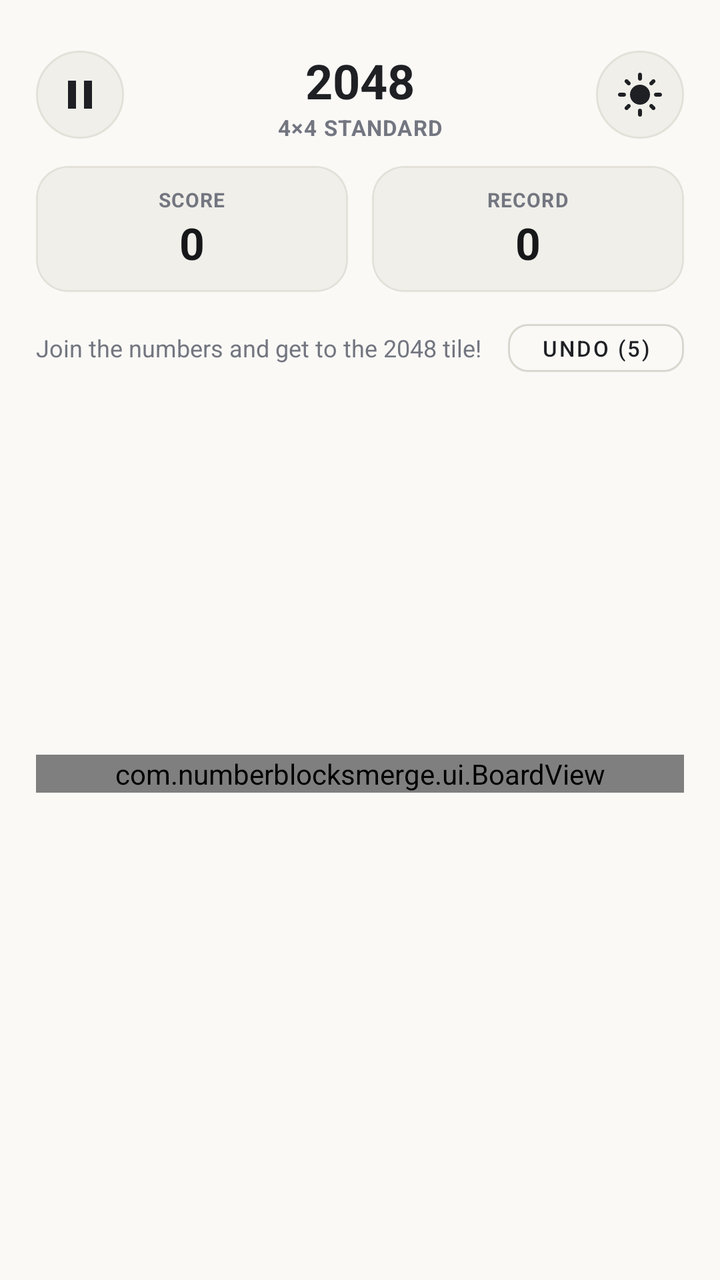
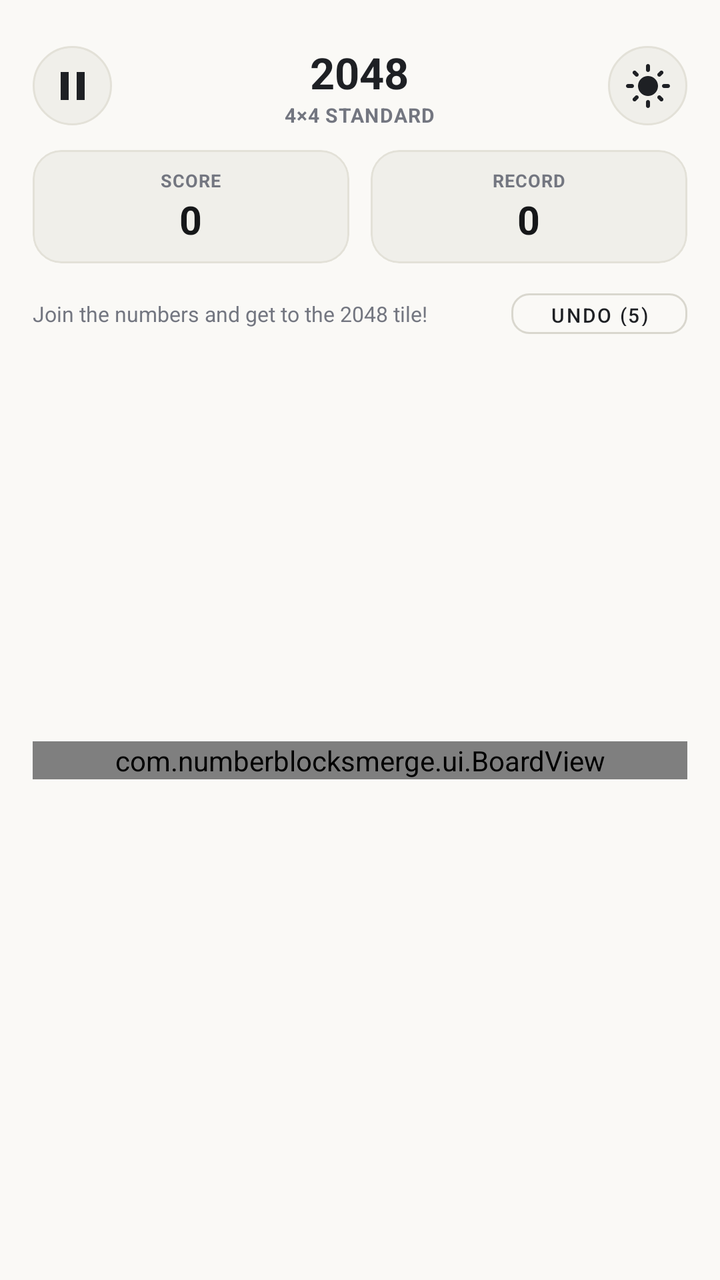

Screens rendered from an Android XML layout before and after an edit, with the pre-edit source and the edit as a unified diff.
<!-- AndroidManifest.xml: application theme Theme.NumberBlocks -->
<!-- res/layout/activity_main.xml -->
<?xml version="1.0" encoding="utf-8"?>
<LinearLayout xmlns:android="http://schemas.android.com/apk/res/android"
    xmlns:app="http://schemas.android.com/apk/res-auto"
    android:id="@+id/root_layout"
    android:layout_width="match_parent"
    android:layout_height="match_parent"
    android:orientation="vertical"
    android:background="#FAF9F6"
    android:paddingStart="18dp"
    android:paddingEnd="18dp"
    android:paddingTop="24dp"
    android:paddingBottom="8dp">

    
    <RelativeLayout
        android:layout_width="match_parent"
        android:layout_height="wrap_content">

        
        <ImageButton
            android:id="@+id/btn_pause"
            android:layout_width="44dp"
            android:layout_height="44dp"
            android:layout_alignParentStart="true"
            android:layout_centerVertical="true"
            android:background="@drawable/btn_circle_surface"
            android:contentDescription="Pause Menu"
            android:padding="12dp"
            android:src="@drawable/ic_pause"
            app:tint="#1E2024" />

        
        <LinearLayout
            android:layout_width="wrap_content"
            android:layout_height="wrap_content"
            android:layout_centerInParent="true"
            android:gravity="center_horizontal"
            android:orientation="vertical">

            <TextView
                android:id="@+id/tv_title"
                android:layout_width="wrap_content"
                android:layout_height="wrap_content"
                android:text="2048"
                android:textColor="#1E2024"
                android:textSize="24sp"
                android:textStyle="bold" />

            <TextView
                android:id="@+id/tv_mode_badge"
                android:layout_width="wrap_content"
                android:layout_height="wrap_content"
                android:letterSpacing="0.04"
                android:text="4×4 STANDARD"
                android:textColor="#737680"
                android:textSize="11sp"
                android:textStyle="bold" />
        </LinearLayout>

        
        <ImageButton
            android:id="@+id/btn_theme_toggle"
            android:layout_width="44dp"
            android:layout_height="44dp"
            android:layout_alignParentEnd="true"
            android:layout_centerVertical="true"
            android:background="@drawable/btn_circle_surface"
            android:contentDescription="Toggle Theme"
            android:padding="11dp"
            android:src="@drawable/ic_sun"
            app:tint="#1E2024" />
    </RelativeLayout>

    
    <LinearLayout
        android:layout_width="match_parent"
        android:layout_height="wrap_content"
        android:orientation="horizontal"
        android:layout_marginTop="12dp">

        
        <com.google.android.material.card.MaterialCardView
            android:id="@+id/card_score"
            android:layout_width="0dp"
            android:layout_height="wrap_content"
            android:layout_weight="1"
            android:layout_marginEnd="6dp"
            app:cardBackgroundColor="#F0EFEA"
            app:cardCornerRadius="16dp"
            app:cardElevation="0dp"
            app:strokeColor="#E3E1D8"
            app:strokeWidth="1dp">

            <LinearLayout
                android:layout_width="match_parent"
                android:layout_height="wrap_content"
                android:orientation="vertical"
                android:gravity="center"
                android:padding="10dp">

                <TextView
                    android:id="@+id/tv_score_label"
                    android:layout_width="wrap_content"
                    android:layout_height="wrap_content"
                    android:text="SCORE"
                    android:textColor="#737680"
                    android:textSize="10sp"
                    android:textStyle="bold"
                    android:letterSpacing="0.04" />

                <TextView
                    android:id="@+id/tv_score"
                    android:layout_width="wrap_content"
                    android:layout_height="wrap_content"
                    android:text="0"
                    android:textColor="#161719"
                    android:textSize="22sp"
                    android:textStyle="bold" />
            </LinearLayout>
        </com.google.android.material.card.MaterialCardView>

        
        <com.google.android.material.card.MaterialCardView
            android:id="@+id/card_best"
            android:layout_width="0dp"
            android:layout_height="wrap_content"
            android:layout_weight="1"
            android:layout_marginStart="6dp"
            app:cardBackgroundColor="#F0EFEA"
            app:cardCornerRadius="16dp"
            app:cardElevation="0dp"
            app:strokeColor="#E3E1D8"
            app:strokeWidth="1dp">

            <LinearLayout
                android:layout_width="match_parent"
                android:layout_height="wrap_content"
                android:orientation="vertical"
                android:gravity="center"
                android:padding="10dp">

                <TextView
                    android:id="@+id/tv_best_label"
                    android:layout_width="wrap_content"
                    android:layout_height="wrap_content"
                    android:text="RECORD"
                    android:textColor="#737680"
                    android:textSize="10sp"
                    android:textStyle="bold"
                    android:letterSpacing="0.04" />

                <TextView
                    android:id="@+id/tv_best"
                    android:layout_width="wrap_content"
                    android:layout_height="wrap_content"
                    android:text="0"
                    android:textColor="#161719"
                    android:textSize="22sp"
                    android:textStyle="bold" />
            </LinearLayout>
        </com.google.android.material.card.MaterialCardView>
    </LinearLayout>

    
    <LinearLayout
        android:layout_width="match_parent"
        android:layout_height="wrap_content"
        android:orientation="horizontal"
        android:gravity="center_vertical"
        android:layout_marginTop="10dp">

        <TextView
            android:id="@+id/tv_combo"
            android:layout_width="0dp"
            android:layout_height="wrap_content"
            android:layout_weight="1"
            android:text="Join the numbers and get to the 2048 tile!"
            android:textColor="#737680"
            android:textSize="12sp" />

        <Button
            android:id="@+id/btn_undo"
            style="@style/Widget.MaterialComponents.Button.OutlinedButton"
            android:layout_width="wrap_content"
            android:layout_height="36dp"
            android:text="Undo (5)"
            android:textColor="#1E2024"
            android:textSize="11sp"
            android:paddingStart="12dp"
            android:paddingEnd="12dp"
            app:strokeColor="#D9D7CE"
            app:cornerRadius="10dp" />
    </LinearLayout>

    
    <FrameLayout
        android:layout_width="match_parent"
        android:layout_height="0dp"
        android:layout_weight="1"
        android:layout_marginTop="8dp"
        android:layout_marginBottom="8dp">

        <com.numberblocksmerge.ui.BoardView
            android:id="@+id/board_view"
            android:layout_width="match_parent"
            android:layout_height="wrap_content"
            android:layout_gravity="center" />

        
        <com.google.android.material.card.MaterialCardView
            android:id="@+id/card_milestone_celebration"
            android:layout_width="wrap_content"
            android:layout_height="wrap_content"
            android:layout_gravity="center"
            android:visibility="gone"
            app:cardBackgroundColor="#1E2024"
            app:cardCornerRadius="26dp"
            app:cardElevation="12dp"
            app:strokeColor="#FFD54F"
            app:strokeWidth="2dp">

            <LinearLayout
                android:layout_width="wrap_content"
                android:layout_height="wrap_content"
                android:gravity="center_vertical"
                android:orientation="horizontal"
                android:paddingStart="18dp"
                android:paddingEnd="20dp"
                android:paddingTop="10dp"
                android:paddingBottom="10dp">

                <TextView
                    android:id="@+id/tv_celebration_tile"
                    android:layout_width="44dp"
                    android:layout_height="44dp"
                    android:background="@drawable/circle_badge"
                    android:backgroundTint="#EDC22E"
                    android:gravity="center"
                    android:text="2048"
                    android:textColor="#FFFFFF"
                    android:textSize="13sp"
                    android:textStyle="bold" />

                <LinearLayout
                    android:layout_width="wrap_content"
                    android:layout_height="wrap_content"
                    android:layout_marginStart="14dp"
                    android:orientation="vertical">

                    <TextView
                        android:layout_width="wrap_content"
                        android:layout_height="wrap_content"
                        android:letterSpacing="0.08"
                        android:text="✦ MILESTONE REACHED ✦"
                        android:textColor="#FFD54F"
                        android:textSize="10sp"
                        android:textStyle="bold" />

                    <TextView
                        android:id="@+id/tv_celebration_title"
                        android:layout_width="wrap_content"
                        android:layout_height="wrap_content"
                        android:text="Tile 2048 Unlocked!"
                        android:textColor="#FFFFFF"
                        android:textSize="15sp"
                        android:textStyle="bold" />
                </LinearLayout>
            </LinearLayout>
        </com.google.android.material.card.MaterialCardView>
    </FrameLayout>

    
    <FrameLayout
        android:id="@+id/banner_container"
        android:layout_width="match_parent"
        android:layout_height="50dp"
        android:layout_gravity="bottom|center_horizontal" />
</LinearLayout>
<!-- resources referenced by this layout -->
<resources>
  <!-- drawable btn_circle_surface (drawable) -->
  <?xml version="1.0" encoding="utf-8"?>
  <ripple xmlns:android="http://schemas.android.com/apk/res/android"
      android:color="#20000000">
      <item>
          <shape android:shape="oval">
              <solid android:color="#F0EFEA" />
              <stroke android:width="1dp" android:color="#E3E1D8" />
          </shape>
      </item>
  </ripple>
  <!-- drawable circle_badge (drawable) -->
  <?xml version="1.0" encoding="utf-8"?>
  <shape xmlns:android="http://schemas.android.com/apk/res/android"
      android:shape="oval">
      <solid android:color="#FFFFFF" />
  </shape>
  <!-- drawable ic_pause (drawable) -->
  <vector xmlns:android="http://schemas.android.com/apk/res/android"
      android:width="24dp"
      android:height="24dp"
      android:viewportWidth="24"
      android:viewportHeight="24">
      <path
          android:fillColor="#FF000000"
          android:pathData="M6,19h4V5H6v14zm8,-14v14h4V5h-4z"/>
  </vector>
  <!-- drawable ic_sun (drawable) -->
  <vector xmlns:android="http://schemas.android.com/apk/res/android"
      android:width="24dp"
      android:height="24dp"
      android:viewportWidth="24"
      android:viewportHeight="24">
      <path
          android:fillColor="#FF000000"
          android:pathData="M12,7c-2.76,0 -5,2.24 -5,5s2.24,5 5,5 5,-2.24 5,-5 -2.24,-5 -5,-5zM2,13h2c0.55,0 1,-0.45 1,-1s-0.45,-1 -1,-1L2,11c-0.55,0 -1,0.45 -1,1s0.45,1 1,1zm18,0h2c0.55,0 1,-0.45 1,-1s-0.45,-1 -1,-1h-2c-0.55,0 -1,0.45 -1,1s0.45,1 1,1zM11,2v2c0,0.55 0.45,1 1,1s1,-0.45 1,-1L13,2c0,-0.55 -0.45,-1 -1,-1s-1,0.45 -1,1zm0,18v2c0,0.55 0.45,1 1,1s1,-0.45 1,-1v-2c0,-0.55 -0.45,-1 -1,-1s-1,0.45 -1,1zM5.99,4.58c-0.39,-0.39 -1.03,-0.39 -1.41,0s-0.39,1.03 0,1.41l1.06,1.06c0.39,0.39 1.03,0.39 1.41,0s0.39,-1.03 0,-1.41L5.99,4.58zm12.37,12.37c-0.39,-0.39 -1.03,-0.39 -1.41,0s-0.39,1.03 0,1.41l1.06,1.06c0.39,0.39 1.03,0.39 1.41,0s0.39,-1.03 0,-1.41l-1.06,-1.06zm1.06,-10.96c0.39,-0.39 0.39,-1.03 0,-1.41s-1.03,-0.39 -1.41,0l-1.06,1.06c-0.39,0.39 -0.39,1.03 0,1.41s1.03,0.39 1.41,0l1.06,-1.06zM7.05,18.36c0.39,-0.39 0.39,-1.03 0,-1.41s-1.03,-0.39 -1.41,0l-1.06,1.06c-0.39,0.39 -0.39,1.03 0,1.41s1.03,0.39 1.41,0l1.06,-1.06z"/>
  </vector>
  <style name="Theme.NumberBlocks" parent="Theme.MaterialComponents.DayNight.NoActionBar">
          <item name="colorPrimary">@color/primary</item>
          <item name="colorPrimaryVariant">@color/primary_variant</item>
          <item name="colorSecondary">@color/secondary</item>
          <item name="android:statusBarColor">@color/background</item>
          <item name="android:navigationBarColor">@color/background</item>
          <item name="android:windowBackground">@color/background</item>
      </style>
  <color name="primary">#1E2024</color>
  <color name="primary_variant">#161719</color>
  <color name="secondary">#5A5D66</color>
  <color name="background">#FAF9F6</color>
</resources>

<!-- the commit's change to res/layout/activity_main.xml (unified diff, before → after) -->
@@ -6,10 +6,10 @@
     android:layout_height="match_parent"
     android:orientation="vertical"
     android:background="#FAF9F6"
-    android:paddingStart="18dp"
-    android:paddingEnd="18dp"
-    android:paddingTop="24dp"
-    android:paddingBottom="8dp">
+    android:paddingStart="@dimen/dp_18"
+    android:paddingEnd="@dimen/dp_18"
+    android:paddingTop="@dimen/dp_24"
+    android:paddingBottom="@dimen/dp_8">
 
     
     <RelativeLayout
@@ -19,13 +19,13 @@
         
         <ImageButton
             android:id="@+id/btn_pause"
-            android:layout_width="44dp"
-            android:layout_height="44dp"
+            android:layout_width="@dimen/dp_44"
+            android:layout_height="@dimen/dp_44"
             android:layout_alignParentStart="true"
             android:layout_centerVertical="true"
             android:background="@drawable/btn_circle_surface"
             android:contentDescription="Pause Menu"
-            android:padding="12dp"
+            android:padding="@dimen/dp_12"
             android:src="@drawable/ic_pause"
             app:tint="#1E2024" />
 
@@ -43,7 +43,7 @@
                 android:layout_height="wrap_content"
                 android:text="2048"
                 android:textColor="#1E2024"
-                android:textSize="24sp"
+                android:textSize="@dimen/sp_24"
                 android:textStyle="bold" />
 
             <TextView
@@ -53,20 +53,20 @@
                 android:letterSpacing="0.04"
                 android:text="4×4 STANDARD"
                 android:textColor="#737680"
-                android:textSize="11sp"
+                android:textSize="@dimen/sp_11"
                 android:textStyle="bold" />
         </LinearLayout>
 
         
         <ImageButton
             android:id="@+id/btn_theme_toggle"
-            android:layout_width="44dp"
-            android:layout_height="44dp"
+            android:layout_width="@dimen/dp_44"
+            android:layout_height="@dimen/dp_44"
             android:layout_alignParentEnd="true"
             android:layout_centerVertical="true"
             android:background="@drawable/btn_circle_surface"
             android:contentDescription="Toggle Theme"
-            android:padding="11dp"
+            android:padding="@dimen/dp_11"
             android:src="@drawable/ic_sun"
             app:tint="#1E2024" />
     </RelativeLayout>
@@ -76,7 +76,7 @@
         android:layout_width="match_parent"
         android:layout_height="wrap_content"
         android:orientation="horizontal"
-        android:layout_marginTop="12dp">
+        android:layout_marginTop="@dimen/dp_12">
 
         
         <com.google.android.material.card.MaterialCardView
@@ -84,19 +84,19 @@
             android:layout_width="0dp"
             android:layout_height="wrap_content"
             android:layout_weight="1"
-            android:layout_marginEnd="6dp"
+            android:layout_marginEnd="@dimen/dp_6"
             app:cardBackgroundColor="#F0EFEA"
-            app:cardCornerRadius="16dp"
+            app:cardCornerRadius="@dimen/dp_16"
             app:cardElevation="0dp"
             app:strokeColor="#E3E1D8"
-            app:strokeWidth="1dp">
+            app:strokeWidth="@dimen/dp_1">
 
             <LinearLayout
                 android:layout_width="match_parent"
                 android:layout_height="wrap_content"
                 android:orientation="vertical"
                 android:gravity="center"
-                android:padding="10dp">
+                android:padding="@dimen/dp_10">
 
                 <TextView
                     android:id="@+id/tv_score_label"
@@ -104,7 +104,7 @@
                     android:layout_height="wrap_content"
                     android:text="SCORE"
                     android:textColor="#737680"
-                    android:textSize="10sp"
+                    android:textSize="@dimen/sp_10"
                     android:textStyle="bold"
                     android:letterSpacing="0.04" />
 
@@ -114,7 +114,7 @@
                     android:layout_height="wrap_content"
                     android:text="0"
                     android:textColor="#161719"
-                    android:textSize="22sp"
+                    android:textSize="@dimen/sp_22"
                     android:textStyle="bold" />
             </LinearLayout>
         </com.google.android.material.card.MaterialCardView>
@@ -125,19 +125,19 @@
             android:layout_width="0dp"
             android:layout_height="wrap_content"
             android:layout_weight="1"
-            android:layout_marginStart="6dp"
+            android:layout_marginStart="@dimen/dp_6"
             app:cardBackgroundColor="#F0EFEA"
-            app:cardCornerRadius="16dp"
+            app:cardCornerRadius="@dimen/dp_16"
             app:cardElevation="0dp"
             app:strokeColor="#E3E1D8"
-            app:strokeWidth="1dp">
+            app:strokeWidth="@dimen/dp_1">
 
             <LinearLayout
                 android:layout_width="match_parent"
                 android:layout_height="wrap_content"
                 android:orientation="vertical"
                 android:gravity="center"
-                android:padding="10dp">
+                android:padding="@dimen/dp_10">
 
                 <TextView
                     android:id="@+id/tv_best_label"
@@ -145,7 +145,7 @@
                     android:layout_height="wrap_content"
                     android:text="RECORD"
                     android:textColor="#737680"
-                    android:textSize="10sp"
+                    android:textSize="@dimen/sp_10"
                     android:textStyle="bold"
                     android:letterSpacing="0.04" />
 
@@ -155,7 +155,7 @@
                     android:layout_height="wrap_content"
                     android:text="0"
                     android:textColor="#161719"
-                    android:textSize="22sp"
+                    android:textSize="@dimen/sp_22"
                     android:textStyle="bold" />
             </LinearLayout>
         </com.google.android.material.card.MaterialCardView>
@@ -167,7 +167,7 @@
         android:layout_height="wrap_content"
         android:orientation="horizontal"
         android:gravity="center_vertical"
-        android:layout_marginTop="10dp">
+        android:layout_marginTop="@dimen/dp_10">
 
         <TextView
             android:id="@+id/tv_combo"
@@ -176,20 +176,20 @@
             android:layout_weight="1"
             android:text="Join the numbers and get to the 2048 tile!"
             android:textColor="#737680"
-            android:textSize="12sp" />
+            android:textSize="@dimen/sp_12" />
 
         <Button
             android:id="@+id/btn_undo"
             style="@style/Widget.MaterialComponents.Button.OutlinedButton"
             android:layout_width="wrap_content"
-            android:layout_height="36dp"
+            android:layout_height="@dimen/dp_36"
             android:text="Undo (5)"
             android:textColor="#1E2024"
-            android:textSize="11sp"
-            android:paddingStart="12dp"
-            android:paddingEnd="12dp"
+            android:textSize="@dimen/sp_11"
+            android:paddingStart="@dimen/dp_12"
+            android:paddingEnd="@dimen/dp_12"
             app:strokeColor="#D9D7CE"
-            app:cornerRadius="10dp" />
+            app:cornerRadius="@dimen/dp_10" />
     </LinearLayout>
 
     
@@ -197,8 +197,8 @@
         android:layout_width="match_parent"
         android:layout_height="0dp"
         android:layout_weight="1"
-        android:layout_marginTop="8dp"
-        android:layout_marginBottom="8dp">
+        android:layout_marginTop="@dimen/dp_8"
+        android:layout_marginBottom="@dimen/dp_8">
 
         <com.numberblocksmerge.ui.BoardView
             android:id="@+id/board_view"
@@ -214,37 +214,37 @@
             android:layout_gravity="center"
             android:visibility="gone"
             app:cardBackgroundColor="#1E2024"
-            app:cardCornerRadius="26dp"
-            app:cardElevation="12dp"
+            app:cardCornerRadius="@dimen/dp_26"
+            app:cardElevation="@dimen/dp_12"
             app:strokeColor="#FFD54F"
-            app:strokeWidth="2dp">
+            app:strokeWidth="@dimen/dp_2">
 
             <LinearLayout
                 android:layout_width="wrap_content"
                 android:layout_height="wrap_content"
                 android:gravity="center_vertical"
                 android:orientation="horizontal"
-                android:paddingStart="18dp"
-                android:paddingEnd="20dp"
-                android:paddingTop="10dp"
-                android:paddingBottom="10dp">
+                android:paddingStart="@dimen/dp_18"
+                android:paddingEnd="@dimen/dp_20"
+                android:paddingTop="@dimen/dp_10"
+                android:paddingBottom="@dimen/dp_10">
 
                 <TextView
                     android:id="@+id/tv_celebration_tile"
-                    android:layout_width="44dp"
-                    android:layout_height="44dp"
+                    android:layout_width="@dimen/dp_44"
+                    android:layout_height="@dimen/dp_44"
                     android:background="@drawable/circle_badge"
                     android:backgroundTint="#EDC22E"
                     android:gravity="center"
                     android:text="2048"
                     android:textColor="#FFFFFF"
-                    android:textSize="13sp"
+                    android:textSize="@dimen/sp_13"
                     android:textStyle="bold" />
 
                 <LinearLayout
                     android:layout_width="wrap_content"
                     android:layout_height="wrap_content"
-                    android:layout_marginStart="14dp"
+                    android:layout_marginStart="@dimen/dp_14"
                     android:orientation="vertical">
 
                     <TextView
@@ -253,7 +253,7 @@
                         android:letterSpacing="0.08"
                         android:text="✦ MILESTONE REACHED ✦"
                         android:textColor="#FFD54F"
-                        android:textSize="10sp"
+                        android:textSize="@dimen/sp_10"
                         android:textStyle="bold" />
 
                     <TextView
@@ -262,7 +262,7 @@
                         android:layout_height="wrap_content"
                         android:text="Tile 2048 Unlocked!"
                         android:textColor="#FFFFFF"
-                        android:textSize="15sp"
+                        android:textSize="@dimen/sp_15"
                         android:textStyle="bold" />
                 </LinearLayout>
             </LinearLayout>
@@ -273,6 +273,6 @@
     <FrameLayout
         android:id="@+id/banner_container"
         android:layout_width="match_parent"
-        android:layout_height="50dp"
+        android:layout_height="@dimen/dp_50"
         android:layout_gravity="bottom|center_horizontal" />
 </LinearLayout>
<!-- resource entries referenced after the edit -->
@@ -1,5 +1,28 @@
 <!-- resources referenced by this layout -->
 <resources>
+  <dimen name="dp_1">1.00dp</dimen>
+  <dimen name="dp_10">10.00dp</dimen>
+  <dimen name="dp_11">11.00dp</dimen>
+  <dimen name="dp_12">12.00dp</dimen>
+  <dimen name="dp_14">14.00dp</dimen>
+  <dimen name="dp_16">16.00dp</dimen>
+  <dimen name="dp_18">18.00dp</dimen>
+  <dimen name="dp_2">2.00dp</dimen>
+  <dimen name="dp_20">20.00dp</dimen>
+  <dimen name="dp_24">24.00dp</dimen>
+  <dimen name="dp_26">26.00dp</dimen>
+  <dimen name="dp_36">36.00dp</dimen>
+  <dimen name="dp_44">44.00dp</dimen>
+  <dimen name="dp_50">50.00dp</dimen>
+  <dimen name="dp_6">6.00dp</dimen>
+  <dimen name="dp_8">8.00dp</dimen>
+  <dimen name="sp_10">10.00sp</dimen>
+  <dimen name="sp_11">11.00sp</dimen>
+  <dimen name="sp_12">12.00sp</dimen>
+  <dimen name="sp_13">13.00sp</dimen>
+  <dimen name="sp_15">15.00sp</dimen>
+  <dimen name="sp_22">22.00sp</dimen>
+  <dimen name="sp_24">24.00sp</dimen>
   <!-- drawable btn_circle_surface (drawable) -->
   <?xml version="1.0" encoding="utf-8"?>
   <ripple xmlns:android="http://schemas.android.com/apk/res/android"
@@ -7,7 +30,7 @@
       <item>
           <shape android:shape="oval">
               <solid android:color="#F0EFEA" />
-              <stroke android:width="1dp" android:color="#E3E1D8" />
+              <stroke android:width="@dimen/dp_1" android:color="#E3E1D8" />
           </shape>
       </item>
   </ripple>
